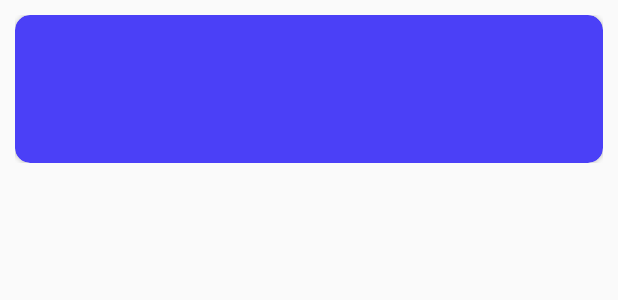
After one commit to riotgage/Student-DigiAssist, an Android app: the layout reminder_item.xml on its own in the app's theme, with its tools: preview values and no code run, on a phone screen of 412 x 824 dp. The commit adds this screen. Shown: the top 300 px of the screen. Run offline under Robolectric (Android 15) with nearby library versions, the phone set to English and light mode, and no system bars.

Commit message:
git commit

```diff
--- a/app/build.gradle
+++ b/app/build.gradle
@@ -35,5 +35,7 @@ dependencies {
     implementation 'com.google.android.material:material:1.0.0'
     implementation 'androidx.recyclerview:recyclerview:1.0.0'
     implementation 'com.github.bumptech.glide:glide:4.11.0'
+    implementation 'androidx.room:room-runtime:2.1.0'
+    annotationProcessor 'androidx.room:room-compiler:2.1.0'
 
 }
--- a/app/src/main/AndroidManifest.xml
+++ b/app/src/main/AndroidManifest.xml
@@ -12,7 +12,7 @@
         <activity android:name=".AddProject"></activity>
         <activity android:name=".AddTask" />
         <activity android:name=".AddExpense" />
-
+        <activity android:name=".MainPage" />
         <activity android:name=".competition.Alerts"></activity>
         <activity android:name=".notes"></activity>
         <activity android:name=".MainActivity">
@@ -22,6 +22,7 @@
                 <category android:name="android.intent.category.LAUNCHER" />
             </intent-filter>
         </activity>
+        <receiver android:name=".NotifierAlarm"/>
     </application>
 
 </manifest>
--- a/app/src/main/java/com/example/student_digiassist/MainActivity.java
+++ b/app/src/main/java/com/example/student_digiassist/MainActivity.java
@@ -27,4 +27,8 @@ public class MainActivity extends AppCompatActivity {
     public void expensescreenb(View view) {
         startActivity(new Intent(MainActivity.this, AddExpense.class));
     }
+
+    public void reminderhome(View view) {
+        startActivity(new Intent(MainActivity.this, MainPage.class));
+    }
 }
--- /dev/null
+++ b/app/src/main/res/layout/reminder_item.xml
@@ -0,0 +1,49 @@
+<?xml version="1.0" encoding="utf-8"?>
+<LinearLayout xmlns:android="http://schemas.android.com/apk/res/android"
+    xmlns:app="http://schemas.android.com/apk/res-auto"
+    xmlns:tools="http://schemas.android.com/tools"
+    android:layout_width="match_parent"
+    android:layout_height="wrap_content"
+    android:orientation="vertical"
+    android:padding="10dp">
+
+    <androidx.cardview.widget.CardView
+        android:layout_width="match_parent"
+        android:layout_height="wrap_content"
+        app:cardCornerRadius="10dp">
+
+        <androidx.cardview.widget.CardView
+            android:layout_width="match_parent"
+            android:layout_height="match_parent"
+            app:cardCornerRadius="10dp">
+
+            <LinearLayout
+                android:layout_width="match_parent"
+                android:layout_height="match_parent"
+                android:background="#4b40f7"
+                android:orientation="vertical"
+                android:padding="15dp">
+
+                <TextView
+                    android:id="@+id/textView1"
+                    android:layout_width="wrap_content"
+                    android:layout_height="0dp"
+                    android:layout_gravity="center"
+                    android:layout_weight="1"
+                    android:gravity="center"
+                    android:padding="5dp"
+                    android:shadowColor="#000000"
+                    android:textSize="20sp" />
+
+                <TextView
+                    android:id="@+id/textView2"
+                    android:layout_width="wrap_content"
+                    android:layout_height="0dp"
+                    android:layout_gravity="center"
+                    android:layout_weight="1"
+                    android:gravity="center"
+                    android:padding="5dp" />
+            </LinearLayout>
+        </androidx.cardview.widget.CardView>
+    </androidx.cardview.widget.CardView>
+</LinearLayout>
```
Also changed, not shown: app/src/main/java/com/example/student_digiassist/AdapterReminders.java (added, +56 -0 lines), app/src/main/java/com/example/student_digiassist/AppDatabase.java (added, +34 -0 lines), app/src/main/java/com/example/student_digiassist/DateTypeConverter.java (added, +21 -0 lines), app/src/main/java/com/example/student_digiassist/MainPage.java (added, +170 -0 lines), app/src/main/java/com/example/student_digiassist/NotifierAlarm.java (added, +67 -0 lines), app/src/main/java/com/example/student_digiassist/Reminders.java (added, +44 -0 lines), app/src/main/java/com/example/student_digiassist/RoomDAO.java (added, +33 -0 lines), app/src/main/res/layout/activity_main.xml (+16 -12 lines), app/src/main/res/layout/reminder_home.xml (+21 -9 lines).
